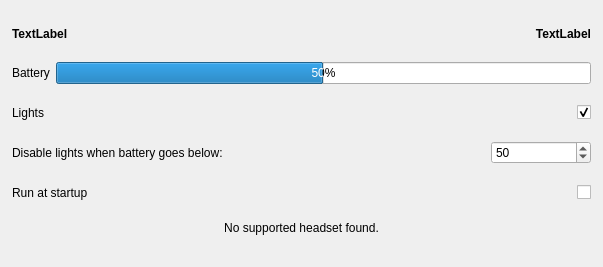
Old version of the form design.ui in the repository Odizinne/HeadsetControl-Qt.
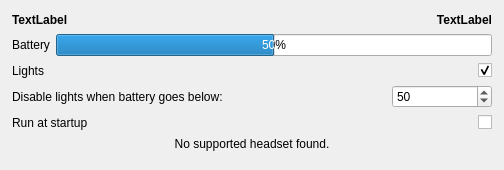
New version of the form.

Commit message: force fusion style on windows

Diff of the .ui file:
```diff
--- a/design.ui
+++ b/design.ui
@@ -6,8 +6,8 @@
    <rect>
     <x>0</x>
     <y>0</y>
-    <width>603</width>
-    <height>267</height>
+    <width>504</width>
+    <height>170</height>
    </rect>
   </property>
   <property name="sizePolicy">
```
The commit also changes 1 other file.
